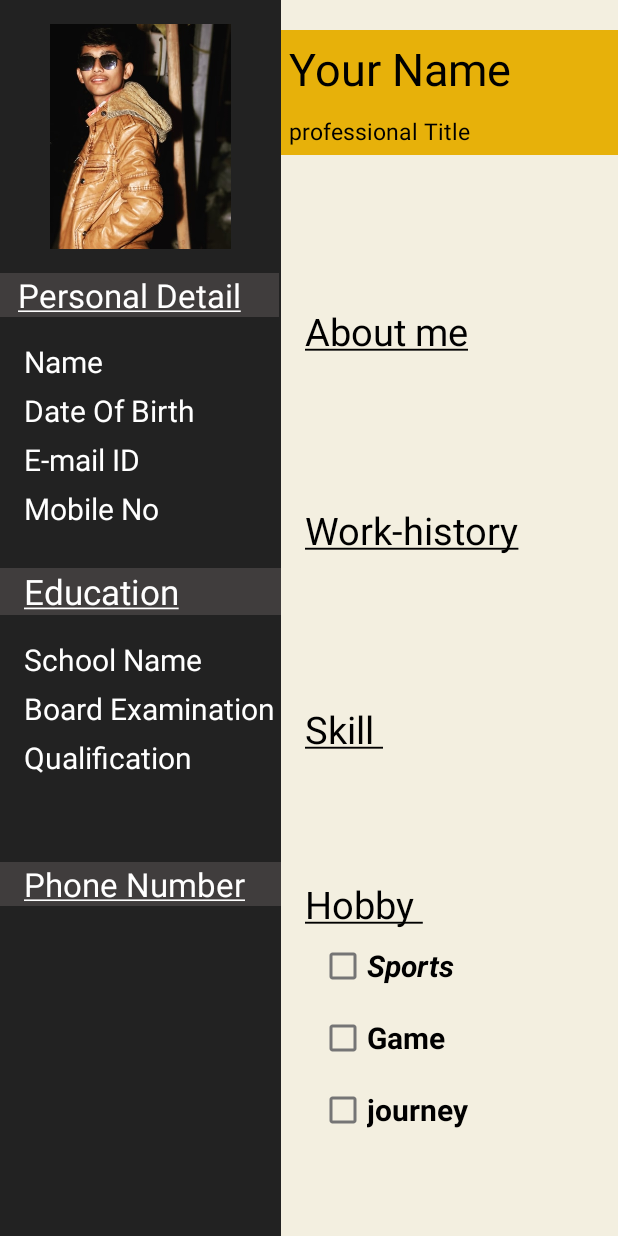
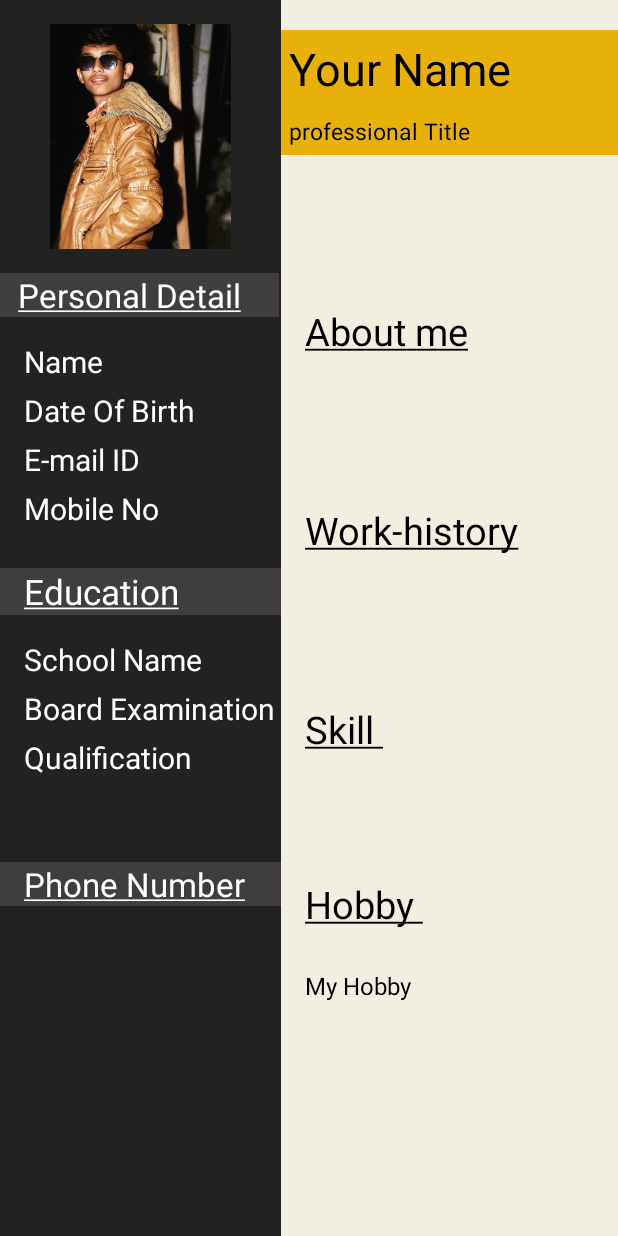
Before and after one commit to Darshan26B/Project, an Android app: the layout activity_layout1.xml on its own in the app's theme, with its tools: preview values and no code run, on a phone screen of 412 x 824 dp. Run offline under Robolectric (Android 15) with nearby library versions, the phone set to English and light mode, and no system bars.

Commit message:
commit 3

```diff
--- a/app/src/main/res/layout/activity_layout1.xml
+++ b/app/src/main/res/layout/activity_layout1.xml
@@ -36,6 +36,7 @@
                 android:textSize="22dp" />
 
             <TextView
+                android:id="@+id/Name"
                 android:layout_width="wrap_content"
                 android:layout_height="wrap_content"
                 android:layout_marginTop="16dp"
@@ -155,7 +156,7 @@
                 android:textColor="@color/black"
                 android:textSize="25dp" />
 
-            <EditText
+            <TextView
                 android:layout_width="match_parent"
                 android:layout_height="50dp"
                 android:layout_marginTop="16dp"
@@ -171,12 +172,14 @@
                 android:textColor="@color/black"
                 android:textSize="25dp" />
 
-            <EditText
+            <TextView
                 android:layout_width="match_parent"
                 android:layout_height="50dp"
                 android:layout_marginTop="16dp"
                 android:layout_margin="16dp"
                 android:background="@null"
+
+
                 android:textSize="20dp" />
             <TextView
                 android:layout_width="match_parent"
@@ -188,7 +191,7 @@
                 android:textSize="25dp" />
 
 
-            <EditText
+            <TextView
                 android:layout_width="match_parent"
                 android:layout_height="50dp"
                 android:layout_margin="16dp"
@@ -203,34 +206,16 @@
                 android:text="@string/app_name6"
                 android:textColor="@color/black"
                 android:textSize="25dp" />
-
-            <CheckBox
-                android:layout_width="100dp"
+            <TextView
+                android:layout_width="match_parent"
                 android:layout_height="wrap_content"
-                android:layout_gravity="left"
-                android:layout_marginLeft="25dp"
-                android:text="Sports"
-                android:textSize="20dp"
-                android:textStyle="italic|bold" />
-
-            <CheckBox
-                android:layout_width="wrap_content"
-                android:layout_height="wrap_content"
-                android:layout_gravity="left"
-                android:layout_marginLeft="25dp"
-                android:text="Game"
-                android:textSize="20dp"
-                android:textStyle="bold" />
+                android:padding="16dp"
+                android:layout_marginTop="10dp"
+                android:text="My Hobby"
+                android:textColor="@color/black"
+                android:textSize="16dp" />
 
 
-            <CheckBox
-                android:layout_width="wrap_content"
-                android:layout_height="wrap_content"
-                android:layout_gravity="left"
-                android:layout_marginLeft="25dp"
-                android:text="journey"
-                android:textSize="20dp"
-                android:textStyle="bold" />
 
         </LinearLayout>
 
```
Also changed, not shown: app/src/main/java/com/ca/project/Education2.java (+22 -8 lines), app/src/main/java/com/ca/project/MainActivity1.java (+16 -0 lines), app/src/main/java/com/ca/project/Projects3.java (+17 -4 lines), app/src/main/java/com/ca/project/Skills4.java (+11 -0 lines), app/src/main/java/com/ca/project/Work_History.java (+27 -6 lines).
